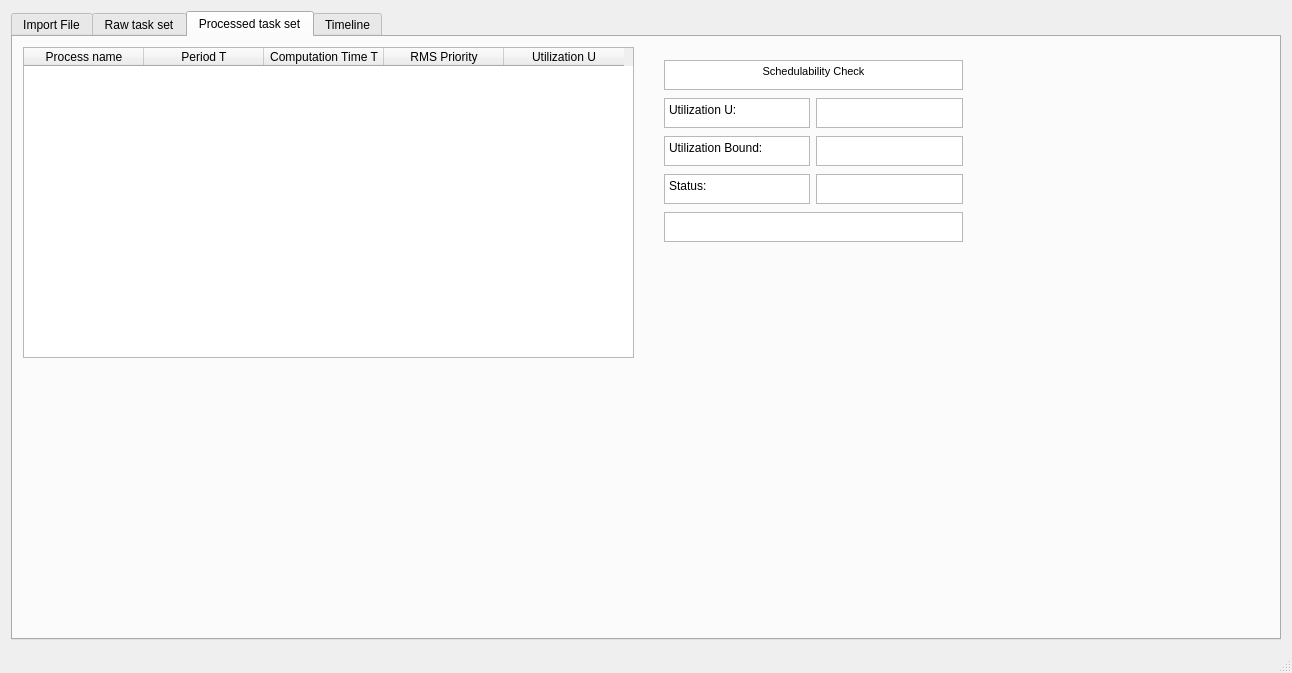
Above: RTS_Tool/mainwindow.ui from LukasGiesler/RTS_Tool before the change. Below: the same form after it.
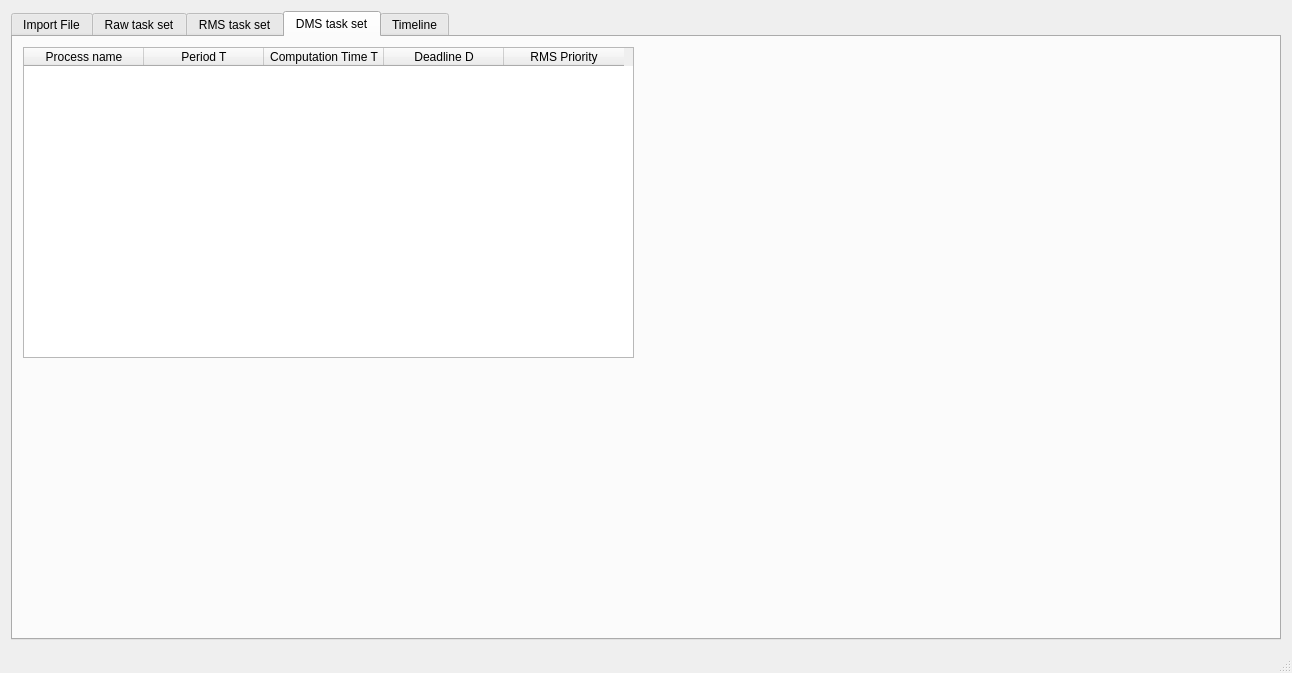
That is the form after the change.

What changed in the file:
```diff
--- a/RTS_Tool/mainwindow.ui
+++ b/RTS_Tool/mainwindow.ui
@@ -21,7 +21,7 @@
        <bool>false</bool>
       </property>
       <property name="currentIndex">
-       <number>2</number>
+       <number>3</number>
       </property>
       <widget class="QWidget" name="tab">
        <property name="accessibleName">
@@ -178,7 +178,7 @@
       </widget>
       <widget class="QWidget" name="tab_5">
        <attribute name="title">
-        <string>Processed task set</string>
+        <string>RMS task set</string>
        </attribute>
        <widget class="QTableWidget" name="processedTaskSetTable">
         <property name="enabled">
@@ -429,6 +429,82 @@
         </layout>
        </widget>
       </widget>
+      <widget class="QWidget" name="tab_3">
+       <attribute name="title">
+        <string>DMS task set</string>
+       </attribute>
+       <widget class="QTableWidget" name="dmsTaskSetTable">
+        <property name="enabled">
+         <bool>true</bool>
+        </property>
+        <property name="geometry">
+         <rect>
+          <x>10</x>
+          <y>10</y>
+          <width>611</width>
+          <height>311</height>
+         </rect>
+        </property>
+        <property name="maximumSize">
+         <size>
+          <width>800</width>
+          <height>16777215</height>
+         </size>
+        </property>
+        <attribute name="horizontalHeaderDefaultSectionSize">
+         <number>120</number>
+        </attribute>
+        <attribute name="horizontalHeaderHighlightSections">
+         <bool>true</bool>
+        </attribute>
+        <attribute name="horizontalHeaderMinimumSectionSize">
+         <number>39</number>
+        </attribute>
+        <attribute name="horizontalHeaderStretchLastSection">
+         <bool>false</bool>
+        </attribute>
+        <attribute name="verticalHeaderVisible">
+         <bool>false</bool>
+        </attribute>
+        <attribute name="verticalHeaderDefaultSectionSize">
+         <number>30</number>
+        </attribute>
+        <attribute name="verticalHeaderMinimumSectionSize">
+         <number>23</number>
+        </attribute>
+        <attribute name="verticalHeaderShowSortIndicator" stdset="0">
+         <bool>false</bool>
+        </attribute>
+        <attribute name="verticalHeaderStretchLastSection">
+         <bool>false</bool>
+        </attribute>
+        <column>
+         <property name="text">
+          <string>Process name</string>
+         </property>
+        </column>
+        <column>
+         <property name="text">
+          <string>Period T</string>
+         </property>
+        </column>
+        <column>
+         <property name="text">
+          <string>Computation Time T</string>
+         </property>
+        </column>
+        <column>
+         <property name="text">
+          <string>Deadline D</string>
+         </property>
+        </column>
+        <column>
+         <property name="text">
+          <string>RMS Priority</string>
+         </property>
+        </column>
+       </widget>
+      </widget>
       <widget class="QWidget" name="tab_6">
        <attribute name="title">
         <string>Timeline</string>
```
